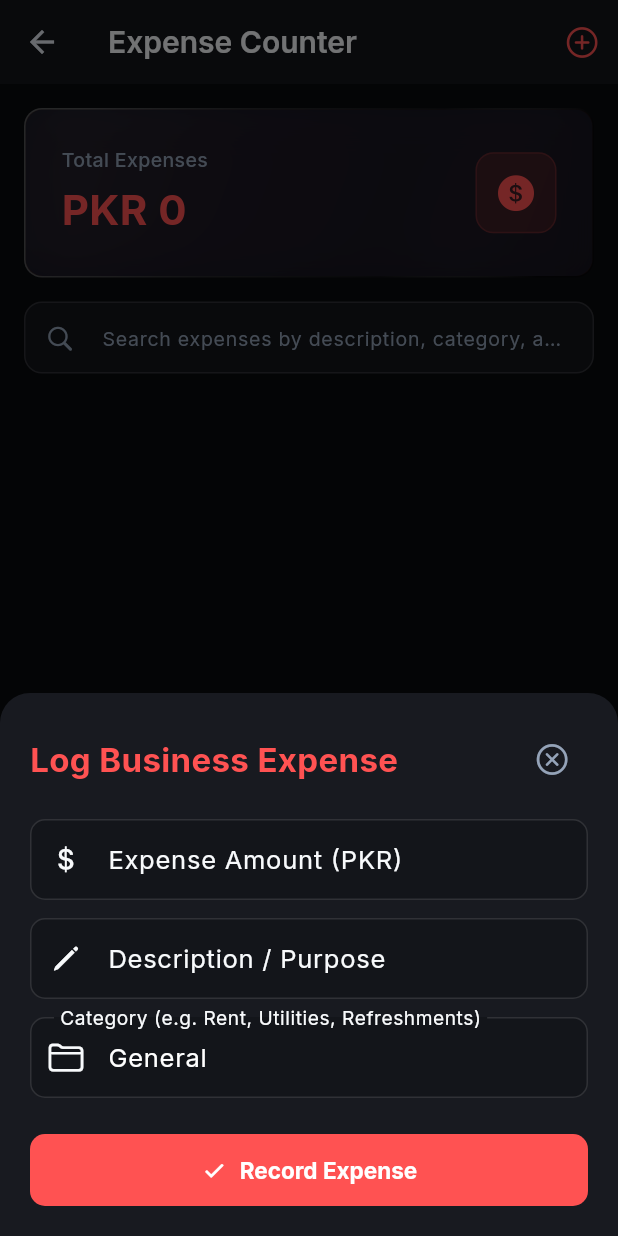
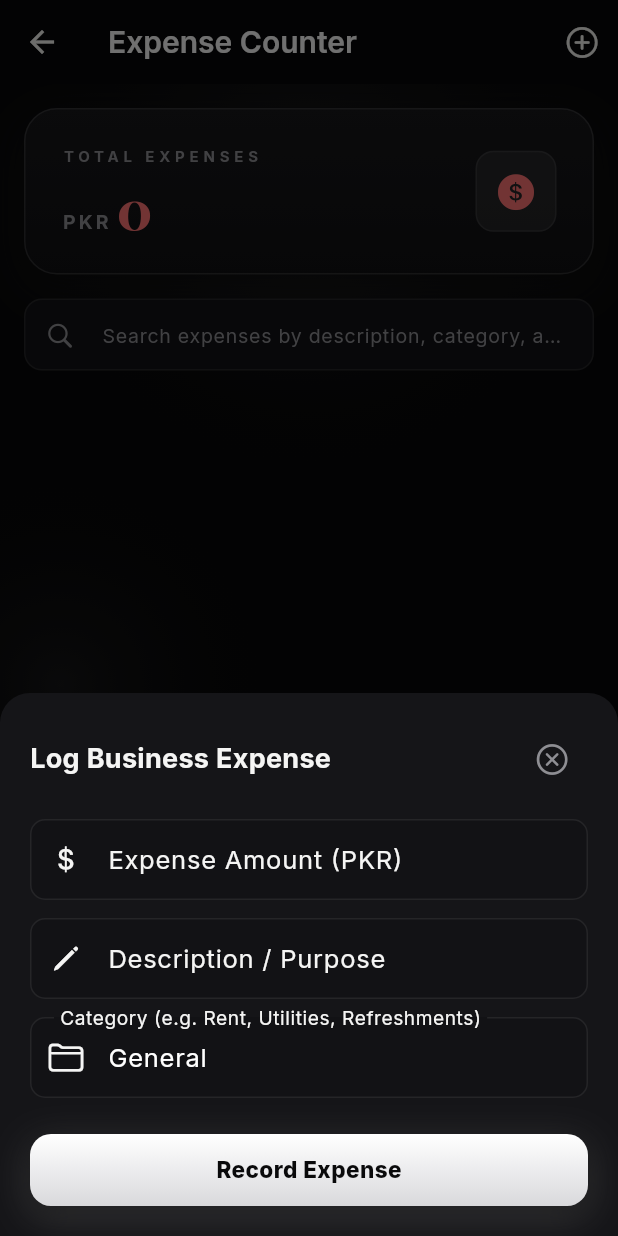
Before and after one commit to SaimSuhailQu/ssmart-pos, a Flutter app: the ExpensesScreen screen opened directly, after a tap on "Log Expense", on a phone screen of 412 x 824 dp. Run offline on Flutter 3.47's test engine with Material 3 defaults, Android fonts, the phone set to English and light mode, and no system bars; our stand-ins replace device_info_plus, firebase_auth, firebase_core, firebase_database, fl_chart, flutter_dotenv and 6 more; missing offline and left inert: cryptography, mobile_scanner; accounts and stored records are empty.

Commit message:
style: unify app-wide theme into Noir Graphite & Platinum (v2.3.5)

```diff
--- a/flutter_admin_app/lib/core/theme/app_theme.dart
+++ b/flutter_admin_app/lib/core/theme/app_theme.dart
@@ -5,33 +5,33 @@ import 'package:google_fonts/google_fonts.dart';
 /// Sleek Monochrome Dark Theme for the POS Admin App
 /// Matches the Electron POS application's modern visual system
 class AppTheme {
-  // Color Palette — High-contrast professional grayscale system
-  static const Color primaryCyan = Color(0xFFE2E8F0); // Crisp Titanium / Silver (Slate 200)
-  static const Color secondaryPurple = Color(0xFFCBD5E1); // Muted Silver (Slate 300)
-  static const Color primaryTeal = Color(0xFF94A3B8); // Slate Steel (Slate 400)
+  // Color Palette — Noir Graphite & Platinum system
+  static const Color primaryCyan = Color(0xFFEDEDEA); // Platinum (matches GraphiteTheme.platinum)
+  static const Color secondaryPurple = Color(0xFF8E8E93); // Slate Deep
+  static const Color primaryTeal = Color(0xFFEDEDEA); // Platinum
   static const Color accentNeon = Color(0xFFFFFFFF);
 
   // Backward compatibility mappings for older theme references
-  static const Color primaryBlue = Color(0xFFE2E8F0);
-  static const Color secondaryBlue = Color(0xFFCBD5E1);
-  static const Color darkBlue = Color(0xFF1E2024);
+  static const Color primaryBlue = Color(0xFFEDEDEA);
+  static const Color secondaryBlue = Color(0xFF8E8E93);
+  static const Color darkBlue = Color(0xFF17171A);
 
   static const Color successGreen = Color(0xFF10B981); // Emerald accent for cash/paid
   static const Color warningOrange = Color(0xFFF59E0B); // Amber for warnings/due
-  static const Color errorRed = Color(0xFFEF4444); // Red for debt/deletions
+  static const Color errorRed = Color(0xFFF87171); // Functional red (matches GraphiteTheme.errorRed)
 
-  static const Color backgroundLight = Color(0xFF090A0D); // Deep True Black-Grey
-  static const Color cardBackground = Color(0xFF13151A); // Neutral Monochromatic Glass
-  static const Color glassSurface = Color(0x9913151A); // 60% Frosted Panel
-  static const Color glassSurfaceLight = Color(0x1AFFFFFF); // 10% White Frost
-  static const Color surfaceDark = Color(0xFF181A20); // Modal & Dialog Surface
-  static const Color borderColor = Color(0x1FFFFFFF); // 12% White Border
-  static const Color borderHighlight = Color(0x33FFFFFF); // 20% White Top Highlight
-  static const Color glassBorder = Color(0x28FFFFFF); // 16% Frosted White Border
+  static const Color backgroundLight = Color(0xFF070708); // Noir Screen Base
+  static const Color cardBackground = Color(0xFF121215); // Noir Card Surface
+  static const Color glassSurface = Color(0x08FFFFFF); // ~3% White glass
+  static const Color glassSurfaceLight = Color(0x14EDEDEA); // ~8% Platinum wash
+  static const Color surfaceDark = Color(0xFF151518); // Modal & Dialog Surface
+  static const Color borderColor = Color(0x14FFFFFF); // ~8% White border
+  static const Color borderHighlight = Color(0x21EDEDEA); // Hairline Platinum
+  static const Color glassBorder = Color(0x14FFFFFF); // Frosted border
 
-  static const Color textPrimary = Color(0xFFF8FAFC); // Crisp Pure Off-White
-  static const Color textSecondary = Color(0xFF94A3B8); // Balanced Slate 400
-  static const Color textTertiary = Color(0x6694A3B8); // 40% Slate
+  static const Color textPrimary = Color(0xFFF5F5F4); // Crisp Platinum/Ink
+  static const Color textSecondary = Color(0xFF8E8E93); // Balanced Slate
+  static const Color textTertiary = Color(0xFF6E6E72); // Tertiary Slate Dim
 
   // Text Styles using Google Fonts
   static TextStyle get displayLarge => GoogleFonts.inter(
@@ -123,7 +123,7 @@ class AppTheme {
       ),
 
       appBarTheme: AppBarTheme(
-        backgroundColor: cardBackground,
+        backgroundColor: backgroundLight,
         foregroundColor: textPrimary,
         elevation: 0,
         centerTitle: false,
@@ -131,12 +131,21 @@ class AppTheme {
         iconTheme: const IconThemeData(color: primaryCyan),
       ),
 
+      tabBarTheme: TabBarThemeData(
+        indicatorColor: primaryCyan,
+        labelColor: primaryCyan,
+        unselectedLabelColor: textSecondary,
+        dividerColor: borderColor,
+        labelStyle: GoogleFonts.inter(fontWeight: FontWeight.w700, fontSize: 13),
+        unselectedLabelStyle: GoogleFonts.inter(fontWeight: FontWeight.w500, fontSize: 13),
+      ),
+
       cardTheme: CardThemeData(
         color: cardBackground,
         elevation: 0,
         shape: RoundedRectangleBorder(
-          borderRadius: BorderRadius.circular(14),
-          side: const BorderSide(color: borderColor, width: 0.5),
+          borderRadius: BorderRadius.circular(16),
+          side: const BorderSide(color: borderColor, width: 1),
         ),
         margin: const EdgeInsets.symmetric(horizontal: 16, vertical: 8),
       ),
--- a/flutter_admin_app/lib/features/expenses/screens/expenses_screen.dart
+++ b/flutter_admin_app/lib/features/expenses/screens/expenses_screen.dart
@@ -2,12 +2,13 @@ import 'package:flutter/cupertino.dart';
 import 'package:flutter/material.dart';
 import 'package:provider/provider.dart';
 import 'package:ssmart_pos_admin/core/theme/app_theme.dart';
+import 'package:ssmart_pos_admin/core/theme/graphite_theme.dart';
 import 'package:ssmart_pos_admin/core/utils/date_utils.dart';
-import 'package:ssmart_pos_admin/core/widgets/glass_card.dart';
+import 'package:ssmart_pos_admin/core/widgets/app_error_widget.dart';
+import 'package:ssmart_pos_admin/core/widgets/app_loading_indicator.dart';
+import 'package:ssmart_pos_admin/core/widgets/liquid_scaffold.dart';
 import 'package:ssmart_pos_admin/models/expense.dart';
 import 'package:ssmart_pos_admin/services/firebase_service.dart';
-import 'package:ssmart_pos_admin/widgets/error_widget.dart';
-import 'package:ssmart_pos_admin/widgets/loading_indicator.dart';
 
 class ExpensesScreen extends StatefulWidget {
   const ExpensesScreen({super.key});
@@ -31,23 +32,38 @@ class _ExpensesScreenState extends State<ExpensesScreen> {
   Widget build(BuildContext context) {
     final firebaseService = context.read<FirebaseService>();
 
-    return Scaffold(
-      backgroundColor: AppTheme.backgroundLight,
+    return LiquidScaffold(
+      graphiteAmbience: true,
       appBar: AppBar(
         title: const Text('Expense Counter'),
         actions: [
           IconButton(
-            icon: const Icon(CupertinoIcons.add_circled, color: Colors.redAccent),
+            icon: const Icon(CupertinoIcons.add_circled, color: GraphiteTheme.platinum),
             tooltip: 'Log Expense',
             onPressed: () => _showAddExpenseDialog(context),
           ),
         ],
       ),
-      floatingActionButton: FloatingActionButton.extended(
-        backgroundColor: Colors.redAccent,
-        icon: const Icon(CupertinoIcons.plus, color: Colors.white),
-        label: const Text('Log Expense', style: TextStyle(color: Colors.white, fontWeight: FontWeight.bold)),
-        onPressed: () => _showAddExpenseDialog(context),
+      floatingActionButton: Container(
+        decoration: GraphiteTheme.primaryButtonDecoration,
+        child: Material(
+          color: Colors.transparent,
+          child: InkWell(
+            borderRadius: BorderRadius.circular(14),
+            onTap: () => _showAddExpenseDialog(context),
+            child: Padding(
+              padding: const EdgeInsets.symmetric(horizontal: 18, vertical: 12),
+              child: Row(
+                mainAxisSize: MainAxisSize.min,
+                children: [
+                  const Icon(CupertinoIcons.plus, color: GraphiteTheme.graphiteDeep, size: 20),
+                  const SizedBox(width: 8),
+                  Text('Log Expense', style: GraphiteTheme.primaryButtonText.copyWith(fontSize: 14)),
+                ],
+              ),
+            ),
+          ),
+        ),
       ),
       body: StreamBuilder<List<ExpenseModel>>(
         initialData: firebaseService.cachedExpenses,
@@ -89,13 +105,11 @@ class _ExpensesScreenState extends State<ExpensesScreen> {
 
           return Column(
             children: [
-              // Summary Header              // Metric Card with Frosted Glass & Overflow Protection
-              GlassCard(
+              // Hero Summary Header — Noir Graphite Card
+              Container(
                 margin: const EdgeInsets.all(AppTheme.spacingM),
                 padding: const EdgeInsets.all(AppTheme.spacingL),
-                borderColor: Colors.redAccent.withValues(alpha: 0.35),
-                enableGlow: true,
-                glowColor: Colors.redAccent,
+                decoration: GraphiteTheme.platinumCardDecoration,
                 child: Row(
                   mainAxisAlignment: MainAxisAlignment.spaceBetween,
                   children: [
@@ -104,21 +118,28 @@ class _ExpensesScreenState extends State<ExpensesScreen> {
                         crossAxisAlignment: CrossAxisAlignment.start,
                         children: [
                           Text(
-                            _searchQuery.isNotEmpty || _selectedCategory != 'ALL' ? 'Filtered Expenses' : 'Total Expenses',
-                            style: AppTheme.labelMedium.copyWith(color: AppTheme.textSecondary),
+                            (_searchQuery.isNotEmpty || _selectedCategory != 'ALL' ? 'FILTERED EXPENSES' : 'TOTAL EXPENSES').toUpperCase(),
+                            style: GraphiteTheme.eyebrow,
                             maxLines: 1,
                             overflow: TextOverflow.ellipsis,
                           ),
-                          const SizedBox(height: 4),
+                          const SizedBox(height: 6),
                           FittedBox(
                             fit: BoxFit.scaleDown,
                             alignment: Alignment.centerLeft,
-                            child: Text(
-                              'PKR ${(_searchQuery.isNotEmpty || _selectedCategory != 'ALL' ? filteredTotal : totalExpenses).toStringAsFixed(0)}',
-                              style: AppTheme.headlineLarge.copyWith(
-                                color: Colors.redAccent,
-                                fontWeight: FontWeight.bold,
+                            child: Row(
+                              crossAxisAlignment: CrossAxisAlignment.baseline,
+                              textBaseline: TextBaseline.alphabetic,
+                              children: [
+                                Text('PKR ', style: GraphiteTheme.heroCurrency),
+                                Text(
+                                  (_searchQuery.isNotEmpty || _selectedCategory != 'ALL' ? filteredTotal : totalExpenses).toStringAsFixed(0),
+                                  style: GraphiteTheme.heroAmount.copyWith(
+                                    fontSize: 36,
+                                    color: GraphiteTheme.errorRed,
                                   ),
+                                ),
+                              ],
                             ),
                           ),
                         ],
@@ -128,11 +149,11 @@ class _ExpensesScreenState extends State<ExpensesScreen> {
                     Container(
                       padding: const EdgeInsets.all(12),
                       decoration: BoxDecoration(
-                        color: Colors.red.withValues(alpha: 0.15),
+                        color: GraphiteTheme.platinumFaint,
                         borderRadius: BorderRadius.circular(AppTheme.radiusM),
-                        border: Border.all(color: Colors.redAccent.withValues(alpha: 0.2)),
+                        border: Border.all(color: GraphiteTheme.cardBorder),
                       ),
-                      child: const Icon(CupertinoIcons.money_dollar_circle_fill, color: Colors.redAccent, size: 28),
+                      child: const Icon(CupertinoIcons.money_dollar_circle_fill, color: GraphiteTheme.errorRed, size: 28),
                     ),
                   ],
                 ),
@@ -182,10 +203,18 @@ class _ExpensesScreenState extends State<ExpensesScreen> {
                         final cat = categories[idx];
                         final isSel = _selectedCategory.toLowerCase() == cat.toLowerCase();
                         return ChoiceChip(
-                          label: Text(cat, style: TextStyle(fontSize: 12, color: isSel ? Colors.white : AppTheme.textSecondary)),
+                          label: Text(
+                            cat,
+                            style: GraphiteTheme.pillText(filled: isSel).copyWith(
+                              color: isSel ? GraphiteTheme.graphiteDeep : GraphiteTheme.slate,
+                            ),
+                          ),
                           selected: isSel,
-                          selectedColor: Colors.redAccent,
-                          backgroundColor: AppTheme.cardBackground,
+                          selectedColor: GraphiteTheme.platinum,
+                          backgroundColor: GraphiteTheme.cardSurface,
+                          side: BorderSide(
+                            color: isSel ? GraphiteTheme.platinum : GraphiteTheme.cardBorder,
+                          ),
                           onSelected: (_) => setState(() => _selectedCategory = cat),
                         );
                       },
@@ -199,7 +228,7 @@ class _ExpensesScreenState extends State<ExpensesScreen> {
                     ? Center(
                         child: Text(
                           allExpenses.isEmpty ? 'No expenses logged yet.' : 'No expenses match your search.',
-                          style: const TextStyle(color: AppTheme.textSecondary),
+                          style: const TextStyle(color: GraphiteTheme.slate),
                         ),
                       )
                     : ListView.separated(
@@ -217,19 +246,19 @@ class _ExpensesScreenState extends State<ExpensesScreen> {
                           return Container(
                             padding: const EdgeInsets.all(AppTheme.spacingM),
                             decoration: BoxDecoration(
-                              color: AppTheme.cardBackground,
-                              borderRadius: BorderRadius.circular(AppTheme.radiusM),
-                              border: Border.all(color: AppTheme.borderColor),
+                              color: GraphiteTheme.graphiteCard,
+                              borderRadius: BorderRadius.circular(16),
+                              border: Border.all(color: GraphiteTheme.cardBorder),
                             ),
                             child: Row(
                               children: [
                                 Container(
                                   padding: const EdgeInsets.all(10),
                                   decoration: BoxDecoration(
-                                    color: Colors.red.withValues(alpha: 0.1),
+                                    color: GraphiteTheme.platinumFaint,
                                     shape: BoxShape.circle,
                                   ),
-                                  child: const Icon(CupertinoIcons.arrow_down_right, color: Colors.redAccent, size: 20),
+                                  child: const Icon(CupertinoIcons.arrow_down_right, color: GraphiteTheme.errorRed, size: 20),
                                 ),
                                 const SizedBox(width: AppTheme.spacingM),
                                 Expanded(
@@ -238,7 +267,7 @@ class _ExpensesScreenState extends State<ExpensesScreen> {
                                     children: [
                                       Text(
                                         expense.description,
-                                        style: AppTheme.titleMedium.copyWith(fontWeight: FontWeight.bold),
+                                        style: GraphiteTheme.bodyStrong,
                                       ),
                                       const SizedBox(height: 2),
                                       Row(
@@ -246,18 +275,19 @@ class _ExpensesScreenState extends State<ExpensesScreen> {
                                           Container(
                                             padding: const EdgeInsets.symmetric(horizontal: 6, vertical: 2),
                                             decoration: BoxDecoration(
-                                              color: Colors.white10,
+                                              color: GraphiteTheme.cardSurface,
+                                              border: Border.all(color: GraphiteTheme.cardBorder),
                                               borderRadius: BorderRadius.circular(4),
                                             ),
                                             child: Text(
                                               expense.category,
-                                              style: const TextStyle(color: Colors.white70, fontSize: 10),
+                                              style: GraphiteTheme.captionPlatinum.copyWith(fontSize: 10),
                                             ),
                                           ),
                                           const SizedBox(width: 8),
                                           Text(
                                             formattedDate,
-                                            style: AppTheme.bodySmall.copyWith(color: AppTheme.textTertiary),
+                                            style: GraphiteTheme.body.copyWith(color: GraphiteTheme.slateDim, fontSize: 11),
                                           ),
                                         ],
                                       ),
@@ -269,13 +299,13 @@ class _ExpensesScreenState extends State<ExpensesScreen> {
                                   children: [
                                     Text(
                                       'PKR ${expense.amount.toStringAsFixed(0)}',
-                                      style: AppTheme.titleMedium.copyWith(
-                                        color: Colors.redAccent,
-                                        fontWeight: FontWeight.bold,
+                                      style: GraphiteTheme.metricValue.copyWith(
+                                        color: GraphiteTheme.errorRed,
+                                        fontSize: 16,
                                       ),
                                     ),
                                     IconButton(
-                                      icon: const Icon(CupertinoIcons.trash, color: AppTheme.textTertiary, size: 18),
+                                      icon: const Icon(CupertinoIcons.trash, color: GraphiteTheme.slateDim, size: 18),
                                       onPressed: () => _confirmDeleteExpense(context, expense),
                                     ),
                                   ],
@@ -322,10 +352,10 @@ class _ExpensesScreenState extends State<ExpensesScreen> {
                 children: [
                   Text(
                     'Log Business Expense',
-                    style: AppTheme.headlineMedium.copyWith(color: Colors.redAccent),
+                    style: GraphiteTheme.bodyStrong.copyWith(fontSize: 18),
                   ),
                   IconButton(
-                    icon: const Icon(CupertinoIcons.xmark_circle, color: AppTheme.textSecondary),
+                    icon: const Icon(CupertinoIcons.xmark_circle, color: GraphiteTheme.slate),
                     onPressed: () => Navigator.pop(ctx),
                   ),
                 ],
@@ -352,17 +382,15 @@ class _ExpensesScreenState extends State<ExpensesScreen> {
                 decoration: const InputDecoration(labelText: 'Category (e.g. Rent, Utilities, Refreshments)', prefixIcon: Icon(CupertinoIcons.folder)),
               ),
               const SizedBox(height: 24),
-              SizedBox(
+              Container(
                 width: double.infinity,
                 height: 48,
-                child: ElevatedButton.icon(
-                  style: ElevatedButton.styleFrom(
-                    backgroundColor: Colors.redAccent,
-                    foregroundColor: Colors.white,
-                  ),
-                  icon: const Icon(CupertinoIcons.checkmark_alt),
-                  label: const Text('Record Expense', style: TextStyle(fontWeight: FontWeight.bold)),
-                  onPressed: () async {
+                decoration: GraphiteTheme.primaryButtonDecoration,
+                child: Material(
+                  color: Colors.transparent,
+                  child: InkWell(
+                    borderRadius: BorderRadius.circular(14),
+                    onTap: () async {
                       final amount = double.tryParse(amountCtrl.text.trim()) ?? 0;
                       final desc = descCtrl.text.trim();
                       final cat = catCtrl.text.trim().isEmpty ? 'General' : catCtrl.text.trim();
@@ -386,10 +414,14 @@ class _ExpensesScreenState extends State<ExpensesScreen> {
                       ScaffoldMessenger.of(context).showSnackBar(
                         const SnackBar(
                           content: Text('Expense recorded successfully!'),
-                        backgroundColor: Colors.redAccent,
+                          backgroundColor: GraphiteTheme.graphiteCard,
                         ),
                       );
                     },
+                    child: Center(
+                      child: Text('Record Expense', style: GraphiteTheme.primaryButtonText),
+                    ),
+                  ),
                 ),
               ),
             ],
--- a/flutter_admin_app/pubspec.yaml
+++ b/flutter_admin_app/pubspec.yaml
@@ -1,7 +1,7 @@
 name: ssmart_pos_admin
 description: iOS Admin Dashboard for SSmart POS - Real-time sales monitoring and analytics
 publish_to: 'none'
-version: 2.3.4+34
+version: 2.3.5+35
 
 environment:
   sdk: '>=3.0.0 <4.0.0'
--- a/livecontainer_source.json
+++ b/livecontainer_source.json
@@ -10,10 +10,10 @@
       "name": "SSmart POS Admin",
       "bundleIdentifier": "com.ssmartpos",
       "developerName": "SSmart POS",
-      "version": "2.3.4",
+      "version": "2.3.5",
       "versionDate": "2026-10-06T00:00:00Z",
-      "versionDescription": "SSmart POS v2.3.4 — decluttered dashboard: transactions & stock alerts moved off the home screen (transactions via metric-card long-press, stock alerts in the Items Catalog).",
-      "downloadURL": "https://github.com/SaimSuhailQu/ssmart-pos/releases/download/v2.3.4/ssmartpos.ipa",
+      "versionDescription": "SSmart POS v2.3.5 — Unified Noir Graphite & Platinum theme across all screens (Khata, Expenses, Vendors, Catalog, Transactions).",
+      "downloadURL": "https://github.com/SaimSuhailQu/ssmart-pos/releases/download/v2.3.5/ssmartpos.ipa",
       "localizedDescription": "SSmart POS iOS Admin & Management Dashboard. Real-time sales analytics, product catalog, mobile checkout billing, and daily closing sales ledger.",
       "iconURL": "https://raw.githubusercontent.com/SaimSuhailQu/ssmart-pos/main/flutter_admin_app/assets/images/ss_mart_logo.png",
       "tintColor": "34D399",
```
Also changed, not shown: flutter_admin_app/lib/features/catalog/screens/catalog_screen.dart (+32 -18 lines), flutter_admin_app/lib/features/customers/screens/customers_khata_screen.dart (+90 -55 lines), flutter_admin_app/lib/features/customers/widgets/customer_khata_details_sheet.dart (+47 -45 lines), flutter_admin_app/lib/features/transactions/screens/transactions_screen.dart (+15 -16 lines), flutter_admin_app/lib/features/vendors/screens/vendors_screen.dart (+87 -66 lines), 1 other file. Lines whose indentation alone changed are shown as unchanged.
